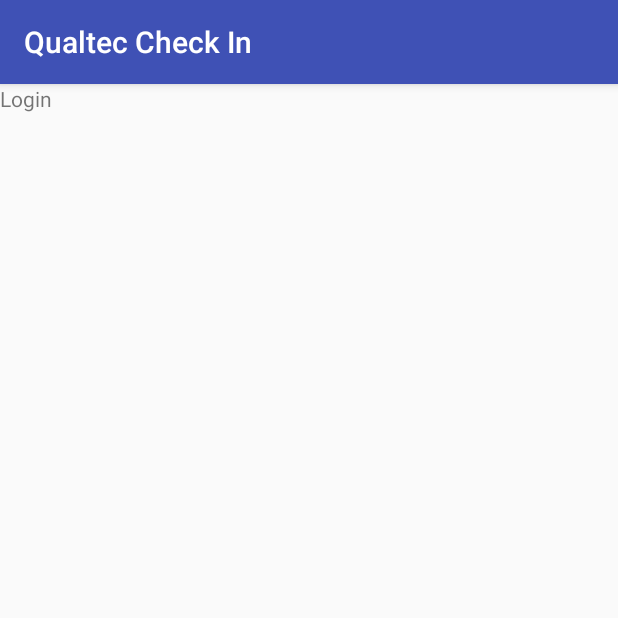
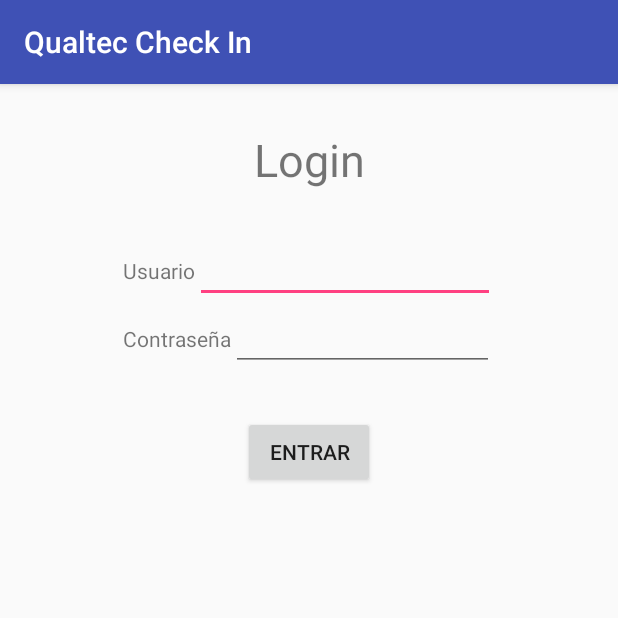
Before and after one commit to Loptt/remote-checkin-app, an Android app: the screen it shows after launch (MainActivity), on a phone screen of 412 x 824 dp, the top half of it. Run offline under Robolectric (Android 15) with nearby library versions, the phone set to English and light mode, and no system bars.

Commit message:
Added main activity xml and button

```diff
--- a/QualtecCheckIn/app/src/main/java/com/carlos/qualteccheckin/MainActivity.java
+++ b/QualtecCheckIn/app/src/main/java/com/carlos/qualteccheckin/MainActivity.java
@@ -2,12 +2,25 @@ package com.carlos.qualteccheckin;
 
 import android.support.v7.app.AppCompatActivity;
 import android.os.Bundle;
+import android.view.View;
+import android.widget.Button;
 
 public class MainActivity extends AppCompatActivity {
+
+    private Button loginButton;
 
     @Override
     protected void onCreate(Bundle savedInstanceState) {
         super.onCreate(savedInstanceState);
         setContentView(R.layout.activity_main);
+
+        loginButton = (Button) findViewById(R.id.main_button);
+
+        loginButton.setOnClickListener(new View.OnClickListener() {
+            @Override
+            public void onClick(View v) {
+
+            }
+        });
     }
 }
--- a/QualtecCheckIn/app/src/main/res/layout/activity_main.xml
+++ b/QualtecCheckIn/app/src/main/res/layout/activity_main.xml
@@ -4,16 +4,58 @@
     xmlns:tools="http://schemas.android.com/tools"
     android:layout_width="match_parent"
     android:layout_height="match_parent"
-    android:orientation="horizontal"
+    android:orientation="vertical"
     tools:context=".MainActivity">
 
     <TextView
         android:layout_width="match_parent"
         android:layout_height="wrap_content"
         android:text="@string/login"
-        app:layout_constraintBottom_toBottomOf="parent"
-        app:layout_constraintLeft_toLeftOf="parent"
-        app:layout_constraintRight_toRightOf="parent"
-        app:layout_constraintTop_toTopOf="parent" />
+        android:padding="30dp"
+        android:textSize="30dp"
+        android:gravity="center"/>
+
+    <LinearLayout
+        android:layout_width="match_parent"
+        android:layout_height="wrap_content"
+        android:orientation="horizontal"
+        android:gravity="center_horizontal">
+
+        <TextView
+            android:layout_width="wrap_content"
+            android:layout_height="wrap_content"
+            android:text="@string/user"/>
+
+        <EditText
+            android:layout_width="200dp"
+            android:layout_height="wrap_content" />
+
+    </LinearLayout>
+
+    <LinearLayout
+        android:layout_width="match_parent"
+        android:layout_height="wrap_content"
+        android:orientation="horizontal"
+        android:gravity="center_horizontal">
+
+        <TextView
+            android:layout_width="wrap_content"
+            android:layout_height="wrap_content"
+            android:text="@string/password"/>
+
+        <EditText
+            android:layout_width="175dp"
+            android:layout_height="wrap_content" />
+
+    </LinearLayout>
+
+    <Button
+        android:id="@+id/main_button"
+        android:layout_width="wrap_content"
+        android:layout_height="wrap_content"
+        android:layout_gravity="center_horizontal"
+        android:layout_marginTop="30dp"
+        android:text="Entrar"/>
+
 
 </LinearLayout>
```
